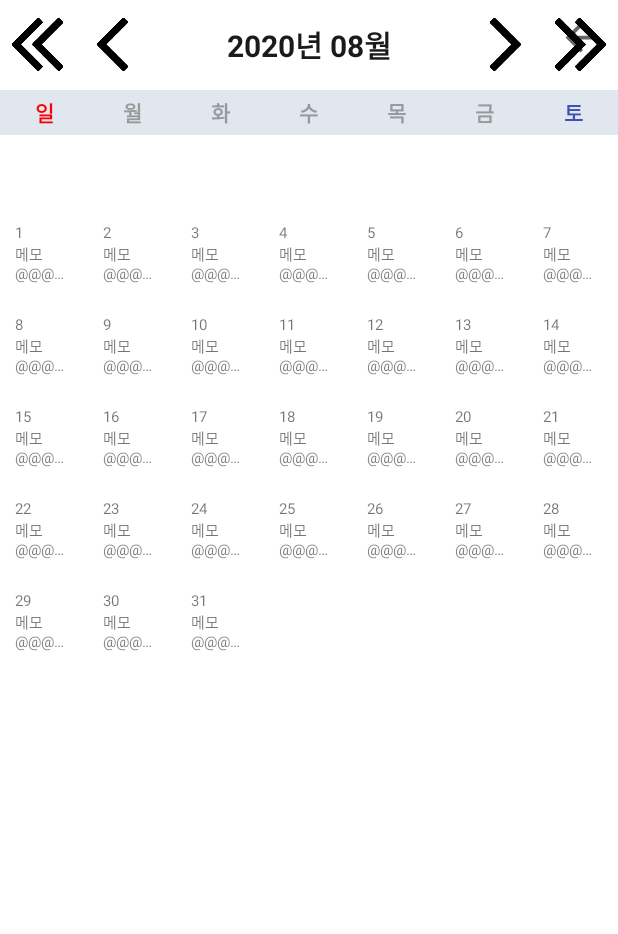
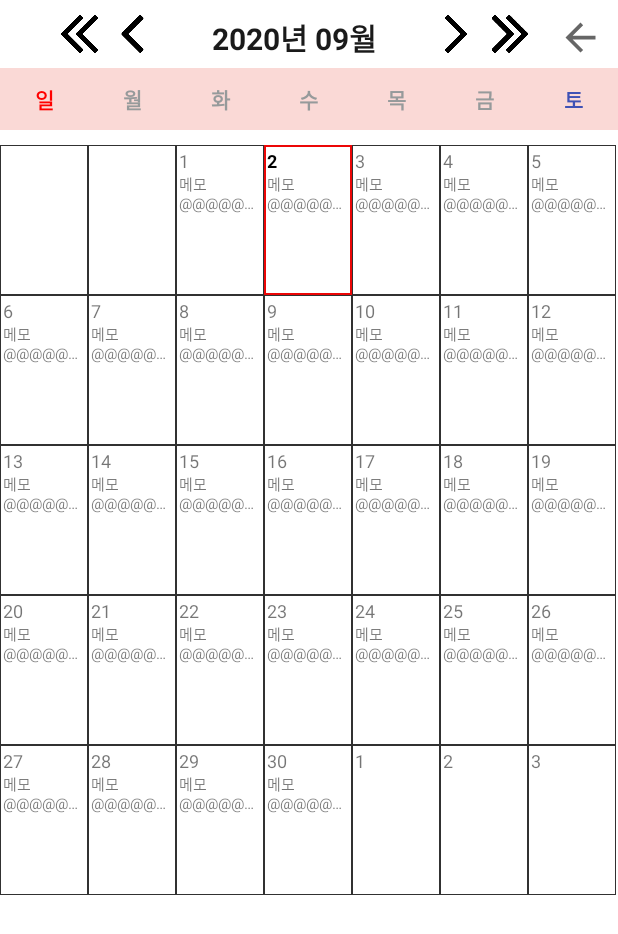
Before and after one commit to choisungyoung/TangA-Account-Book, an Android app: the fragment DiaryFragment placed in its activity, on a phone screen of 412 x 824 dp. Shown: the top 934 px of the screen. Run offline under Robolectric (Android 15) with nearby library versions, the phone set to English and light mode, and no system bars.

Commit message:
[다이어리 달력 개발 중]

```diff
--- a/app/src/main/java/com/example/sungyoung/testproject1/fragment/DiaryFragment.java
+++ b/app/src/main/java/com/example/sungyoung/testproject1/fragment/DiaryFragment.java
@@ -1,6 +1,7 @@
 package com.example.sungyoung.testproject1.fragment;
 
 import android.content.Context;
+import android.content.DialogInterface;
 import android.graphics.Color;
 import android.graphics.Typeface;
 import android.os.Bundle;
@@ -11,13 +12,16 @@ import android.util.Log;
 import android.view.LayoutInflater;
 import android.view.View;
 import android.view.ViewGroup;
+import android.view.Window;
+import android.view.WindowManager;
+import android.widget.AdapterView;
 import android.widget.BaseAdapter;
 import android.widget.GridView;
-import android.widget.ImageView;
 import android.widget.LinearLayout;
 import android.widget.TextView;
 
 import com.example.sungyoung.testproject1.R;
+import com.example.sungyoung.testproject1.dialog.MemoDialog;
 import com.example.sungyoung.testproject1.util.Util;
 
 import java.text.SimpleDateFormat;
@@ -45,6 +49,7 @@ public class DiaryFragment extends Fragment {
         // Inflate the layout for this fragment
         View view = inflater.inflate(R.layout.fragment_diary, container, false);
         init(view);
+        initCalendar();
         initListener();
         return view;
     }
@@ -57,17 +62,39 @@ public class DiaryFragment extends Fragment {
 
         gridView = (GridView)view.findViewById(R.id.cal_gridview);
 
-        initCalendar();
     }
     public void initListener() {
+        gridView.setOnItemClickListener(new AdapterView.OnItemClickListener() {
+            @Override
+            public void onItemClick(AdapterView<?> adapterView, View view, int i, long l) {
+                //메모 다이얼로그 오픈
+                final View innerView = getLayoutInflater().inflate(R.layout.dialog_memo, null);
 
+                MemoDialog mmoDialog = new MemoDialog(getContext());
+                mmoDialog.setCanceledOnTouchOutside(true);
+                mmoDialog.setCancelable(true);
+                mmoDialog.setContentView(innerView);
+                mmoDialog.getWindow().setLayout(WindowManager.LayoutParams.MATCH_PARENT, WindowManager.LayoutParams.MATCH_PARENT);
+
+                mmoDialog.setOnDismissListener(new DialogInterface.OnDismissListener() {
+                    @Override
+                    public void onDismiss(DialogInterface dialogInterface) {
+                        Log.d("test111", "11111");                    }
+                });
+
+                mmoDialog.show();
+            }
+        });
     }
 
     public void initCalendar(){
+        Date todayDate = new Date();      // birthday 버튼의 초기화를 위해 date 객체와 SimpleDataFormat 사용
+        String curMonthStr = simpleDateFormat.format(todayDate);
+
         Calendar calendar = Calendar.getInstance();
-        currentMonth.setText("2020년 08월");
-        String today = currentMonth.getText().toString() + " 01일";
-        Date date = Util.getStringToDate(today);
+        currentMonth.setText(curMonthStr);
+        String startDay = currentMonth.getText().toString() + " 01일";
+        Date date = Util.getStringToDate(startDay);
 
         calendar.setTime(date);
         int weekIndex = calendar.get(Calendar.DAY_OF_WEEK); //요일
@@ -77,7 +104,7 @@ public class DiaryFragment extends Fragment {
 
         calGridAdapter = new CalGridAdapter();
 
-        for(int i = 0 ; i < weekIndex ; i++){
+        for(int i = 1 ; i < weekIndex ; i++){
             calGridAdapter.addItem(new CalGridItem("",""));
         }
 
@@ -89,6 +116,16 @@ public class DiaryFragment extends Fragment {
             calGridAdapter.addItem(new CalGridItem( Integer.toString(i), "메모@@@@@@@@@@@@@@@@@@@@@@@@@@@@@@@@@@@@@@@@@@@@@@@@@@@@" + i));
         }
 
+        //나머지칸 채우기
+        int filledDay = (weekIndex + finishDate - 1);
+        if(filledDay > 35){
+            filledDay = 42 -filledDay;
+        }else{
+            filledDay = 35 -filledDay;
+        }
+        for(int i = 1 ; i <= filledDay  ; i++){
+            calGridAdapter.addItem(new CalGridItem( "0"+Integer.toString(i), ""));
+        }
 
         gridView.setAdapter(calGridAdapter);
     }
@@ -122,18 +159,18 @@ public class DiaryFragment extends Fragment {
             boolean isToday = false;
 
             String selDate = currentMonth.getText().toString();
-            Log.d("test111 selDate", selDate);
             Date date = new Date();
             String today = simpleDateFormat.format(date);
-            Log.d("test111 today", today);
 
             calendar.setTime(date);
             String day = Integer.toString(calendar.get(Calendar.DATE));   // 출력 형식을 지정해줍니다.
 
-            Log.d("test111 day", day);
-            if(today.equals(selDate) && day.equals(items.get(i).getDay())){
+            if(today.contains(selDate) && day.equals(items.get(i).getDay())){
                 isToday = true;
-                Log.d("test111 isToday", "true");
+            }
+
+            if(items.get(i).getDay().startsWith("0")){
+                items.get(i).setDay(items.get(i).getDay().substring(1));
             }
 
             calGridViewer.setItem(items.get(i), isToday);
@@ -175,6 +212,7 @@ class CalGridViewer extends LinearLayout {
         if(isToday){
             textView.setTextColor(Color.BLACK);
             textView.setTypeface(null, Typeface.BOLD);
+            dateoutter.setBackgroundResource(R.drawable.border_red);
         }
     }
 }
--- /dev/null
+++ b/app/src/main/res/drawable/border_black.xml
@@ -0,0 +1,6 @@
+<?xml version="1.0" encoding="utf-8"?>
+<shape xmlns:Android="http://schemas.android.com/apk/res/android"
+Android:shape="rectangle">
+    <stroke Android:width="0.2dp"
+            Android:color="@color/colorGrayBlack"/>
+</shape>
--- /dev/null
+++ b/app/src/main/res/drawable/border_red.xml
@@ -0,0 +1,6 @@
+<?xml version="1.0" encoding="utf-8"?>
+<shape xmlns:Android="http://schemas.android.com/apk/res/android"
+Android:shape="rectangle">
+    <stroke Android:width="1dp"
+            Android:color="#ec0606"/>
+</shape>
--- a/app/src/main/res/layout/calgriditem.xml
+++ b/app/src/main/res/layout/calgriditem.xml
@@ -1,29 +1,31 @@
 <?xml version="1.0" encoding="utf-8"?>
 <LinearLayout xmlns:android="http://schemas.android.com/apk/res/android"
-        android:id="@+id/cal_grid_item"
+        android:id="@+id/dialog_memo"
         android:layout_width="match_parent"
-        android:layout_height="match_parent"
-        android:padding="10dp">
+        android:layout_height="match_parent">
 
     <LinearLayout
+            android:id="@+id/dateoutter"
             android:layout_width="match_parent"
-            android:layout_height="match_parent"
+            android:layout_height="100dp"
+            android:background="@drawable/border_black"
             android:orientation="vertical"
-            android:id="@+id/dateoutter">
+            android:padding="2dp">
+
         <TextView
                 android:id="@+id/textView"
                 android:layout_width="match_parent"
                 android:layout_height="wrap_content"
                 android:text="TextView"
-                android:textSize="10dp" />
+                android:textSize="12dp" />
 
         <TextView
                 android:id="@+id/textView2"
                 android:layout_width="match_parent"
                 android:layout_height="wrap_content"
+                android:ellipsize="end"
+                android:maxLines="2"
                 android:text="TextView2"
-                android:textSize="10dp"
-                android:maxLines="2"
-                android:ellipsize="end"/>
+                android:textSize="10dp" />
     </LinearLayout>
 </LinearLayout>
--- a/app/src/main/res/layout/fragment_diary.xml
+++ b/app/src/main/res/layout/fragment_diary.xml
@@ -9,91 +9,110 @@
 
     <LinearLayout
             android:id="@+id/buttonlayout"
-            android:layout_width="fill_parent"
-            android:layout_height="60sp"
+            android:layout_width="match_parent"
+            android:layout_height="wrap_content"
+            android:height="60sp"
             android:gravity="left|top"
-            android:height="60sp"
-            android:orientation="horizontal" >
+            android:orientation="horizontal"
+            android:paddingTop="10dp"
+            android:paddingBottom="10dp">
 
         <LinearLayout
-                android:layout_width="50dp"
+                android:layout_width="0dp"
                 android:layout_height="wrap_content"
                 android:layout_gravity="center"
+                android:layout_weight="1"
+                android:gravity="center"></LinearLayout>
+
+        <LinearLayout
+                android:layout_width="0dp"
+                android:layout_height="wrap_content"
+                android:layout_gravity="center"
+                android:layout_weight="1"
                 android:gravity="center">
 
             <ImageView
                     android:id="@+id/prevYear"
                     android:layout_width="wrap_content"
-                    android:layout_height="35dp"
+                    android:layout_height="25sp"
                     android:layout_gravity="center"
-                    android:src="@mipmap/pre_year_button" >
-            </ImageView>
+                    android:src="@mipmap/pre_year_button"></ImageView>
         </LinearLayout>
 
         <LinearLayout
-                android:layout_width="50dp"
+                android:layout_width="0dp"
                 android:layout_height="wrap_content"
                 android:layout_gravity="center"
+                android:layout_weight="1"
                 android:gravity="center">
+
             <ImageView
                     android:id="@+id/prevMonth"
                     android:layout_width="wrap_content"
-                    android:layout_height="35dp"
+                    android:layout_height="25sp"
                     android:layout_gravity="center"
-                    android:src="@mipmap/pre_month_button" >
-            </ImageView>
+                    android:src="@mipmap/pre_month_button"></ImageView>
         </LinearLayout>
 
         <TextView
                 android:id="@+id/currentMonth"
-                android:layout_width="fill_parent"
+                android:layout_width="0dp"
                 android:layout_height="match_parent"
-                android:layout_weight="0.6"
+                android:layout_weight="5"
                 android:gravity="center"
                 android:text="2020년 08월 30일"
+                android:textColor="@color/colorBlack"
                 android:textSize="20dp"
-                android:textStyle="bold"
-                android:textColor="@color/colorBlack">
-        </TextView>
+                android:textStyle="bold"></TextView>
 
         <LinearLayout
-                android:layout_width="50dp"
+                android:layout_width="0dp"
                 android:layout_height="wrap_content"
                 android:layout_gravity="center"
+                android:layout_weight="1"
                 android:gravity="center">
 
             <ImageView
                     android:id="@+id/nextMonth"
                     android:layout_width="wrap_content"
-                    android:layout_height="35dp"
+                    android:layout_height="25sp"
                     android:layout_gravity="center"
-                    android:src="@mipmap/next_month_button" >
-            </ImageView>
+                    android:src="@mipmap/next_month_button"></ImageView>
 
         </LinearLayout>
 
         <LinearLayout
-                android:layout_width="50dp"
+                android:layout_width="0dp"
                 android:layout_height="wrap_content"
                 android:layout_gravity="center"
+                android:layout_weight="1"
                 android:gravity="center">
+
             <ImageView
                     android:id="@+id/nextYear"
                     android:layout_width="wrap_content"
-                    android:layout_height="35dp"
+                    android:layout_height="25sp"
                     android:layout_gravity="center"
-                    android:src="@mipmap/next_year_button" >
-            </ImageView>
+                    android:src="@mipmap/next_year_button"></ImageView>
         </LinearLayout>
 
+        <LinearLayout
+                android:layout_width="0dp"
+                android:layout_height="wrap_content"
+                android:layout_gravity="center"
+                android:gravity="center"
+                android:layout_weight="1.5"></LinearLayout>
     </LinearLayout>
 
     <LinearLayout
-            android:layout_width="fill_parent"
-            android:layout_height="30dp"
-            android:background="#e0e7ee"
+            android:layout_width="match_parent"
+            android:layout_height="wrap_content"
+            android:layout_marginBottom="10dp"
+            android:background="@color/colorPrimary2"
             android:gravity="center"
-            android:orientation="horizontal">
+            android:orientation="horizontal"
+            android:paddingTop="10dp"
+            android:paddingBottom="10dp">
 
         <TextView
                 android:layout_width="0dp"
@@ -169,7 +188,7 @@
     <GridView
             android:id="@+id/cal_gridview"
             android:layout_width="fill_parent"
-            android:layout_height="match_parent"
+            android:layout_height="fill_parent"
             android:numColumns="7" >
     </GridView>
 
--- a/app/src/main/res/layout/fragment_today.xml
+++ b/app/src/main/res/layout/fragment_today.xml
@@ -368,7 +368,7 @@
                     android:layout_width="wrap_content"
                     android:layout_height="wrap_content"
                     android:layout_weight="1"
-                    android:text="내  일"
+                    android:text="다  음"
                     android:background="@color/colorAccent"
                     android:textColor="@color/colorWhite"
                     android:textSize="18sp"
```
Also changed, not shown: app/src/main/java/com/example/sungyoung/testproject1/dialog/MemoDialog.java (added, +55 -0 lines), app/src/main/res/layout/dialog_memo.xml (added, +47 -0 lines).
